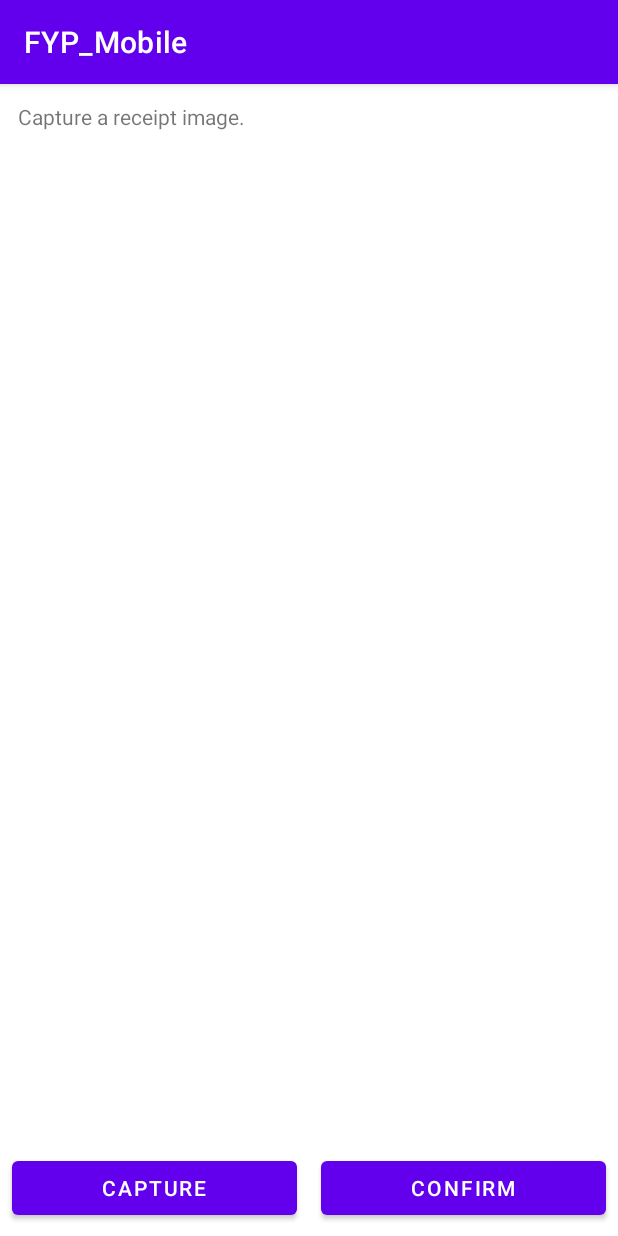
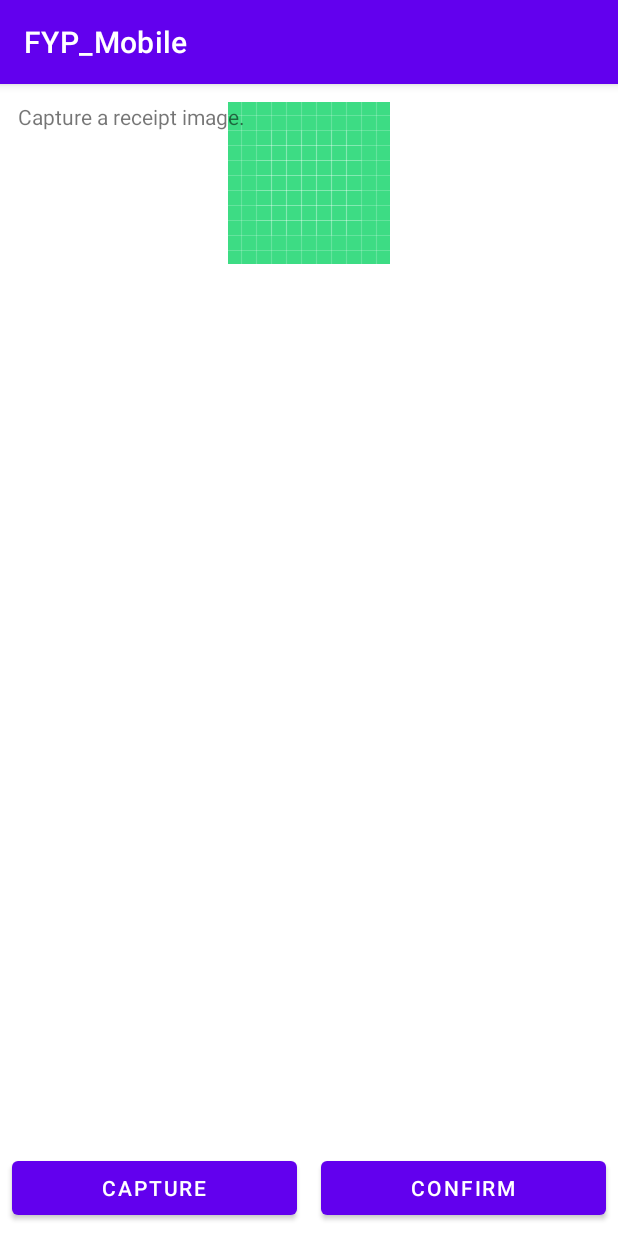
Before and after one commit to repopusher/Expenditure-Management-Project, an Android app: the Camera screen opened directly, with no data from a screen before it, on a phone screen of 412 x 824 dp. Run offline under Robolectric (Android 15) with nearby library versions, the phone set to English and light mode, and no system bars.

Commit message:
Display captured image and get URI

```diff
--- a/FYP_Mobile/app/src/main/res/layout/activity_camera.xml
+++ b/FYP_Mobile/app/src/main/res/layout/activity_camera.xml
@@ -4,6 +4,14 @@
     android:layout_width="match_parent"
     android:layout_height="match_parent"
     tools:context=".Camera">
+
+    <ImageView
+        android:id="@+id/imageView"
+        android:layout_width="match_parent"
+        android:layout_height="wrap_content"
+        android:padding="12dp"
+        android:src="@drawable/ic_launcher_background"
+        android:contentDescription="@string/androidx_startup" />
 
     <ScrollView
         android:id="@+id/containerScrollView"
@@ -21,6 +29,9 @@
             android:id="@+id/textView"
             android:text="@string/app_receipt" />
 
+
+
+
     </ScrollView>
 
     <LinearLayout
@@ -28,6 +39,8 @@
         android:layout_alignParentBottom="true"
         android:layout_width="match_parent"
         android:layout_height="wrap_content">
+
+
         <Button
             android:id="@+id/captureButton"
             android:text="@string/app_capture"
--- a/FYP_Mobile/app/src/main/res/values/strings.xml
+++ b/FYP_Mobile/app/src/main/res/values/strings.xml
@@ -8,4 +8,5 @@
     <string name="app_capture">Capture</string>
     <string name="app_receipt">Capture a receipt image.</string>
     <string name="app_confirm">Confirm</string>
+    <string name="image_taken_by_camera">Image taken by camera</string>
 </resources>
```
Also changed, not shown: FYP_Mobile/app/src/main/java/com/example/fyp_mobile/Camera.kt (+23 -2 lines).
